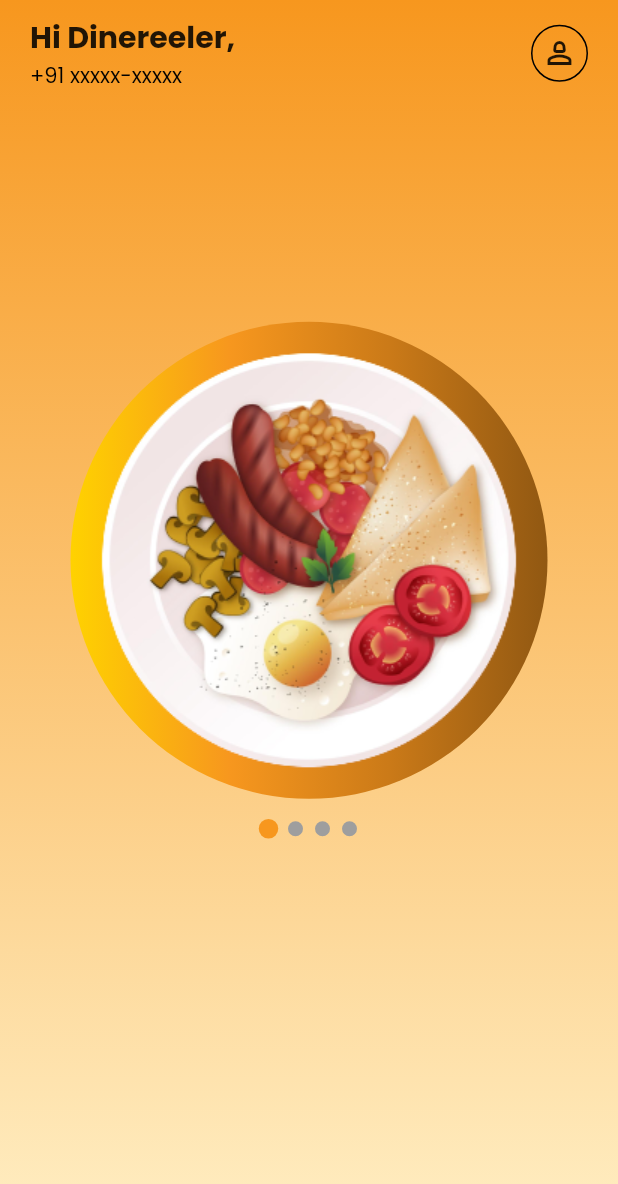
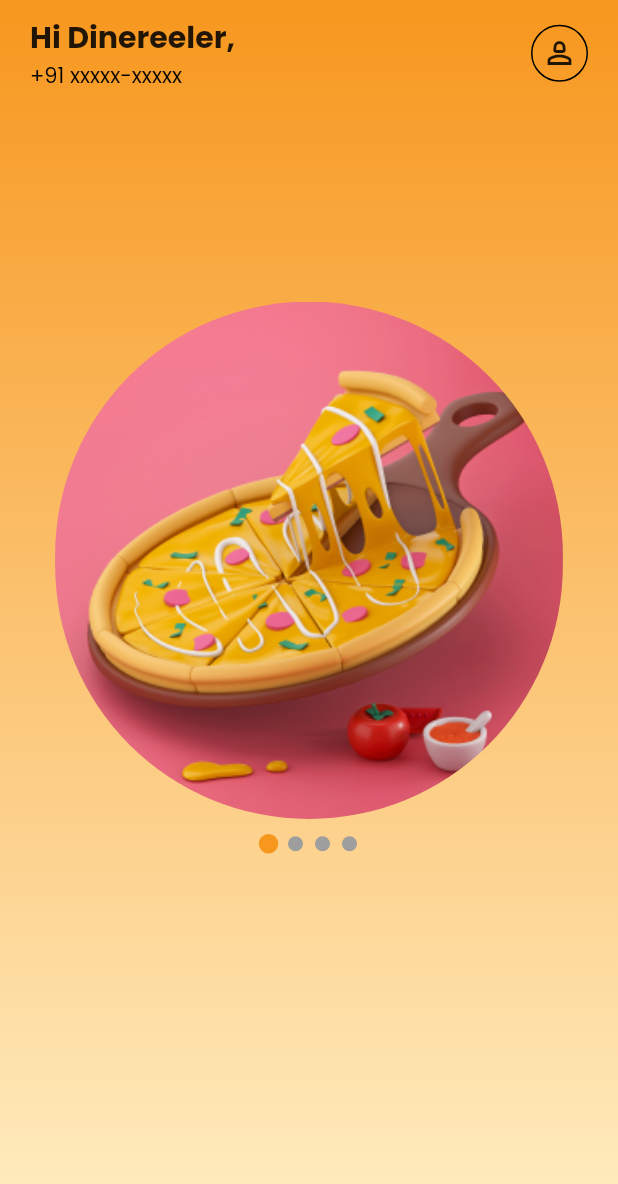
Before and after one commit to radutta/DineReelMobileApp, a Flutter app: the HomePage screen opened directly, on a phone screen of 412 x 824 dp. Shown: the top 1184 px of the screen. Run offline on Flutter 3.47's test engine with Material 2 defaults, Android fonts, the phone set to English and light mode, and no system bars; drawn by our look-alikes of carousel_slider, smooth_page_indicator; our stand-ins replace bloc, easy_localization, flutter_bloc, flutter_svg, google_fonts, intl_phone_field and 2 more; missing offline and left inert: qr_code_scanner; network calls fail.

Commit message:
fixing the home bottomnavigation bar

```diff
--- a/lib/src/features/auth/screens/home_page.dart
+++ b/lib/src/features/auth/screens/home_page.dart
@@ -1,8 +1,52 @@
 import 'package:carousel_slider/carousel_slider.dart';
+import 'package:dinereel/src/features/menu/screens/menu_page.dart';
+import 'package:dinereel/src/features/menu/screens/qr_scan_page.dart';
 import 'package:dinereel/src/themes/colors.dart';
 import 'package:easy_localization/easy_localization.dart';
 import 'package:flutter/material.dart';
+import 'package:flutter_bloc/flutter_bloc.dart';
 import 'package:smooth_page_indicator/smooth_page_indicator.dart';
+
+import '../../../common_widgets/bottom_navigation_bar.dart';
+import '../../../cubit/cubit/navigationcontroller_cubit.dart';
+import '../../../routing/routing_function.dart';
+
+class Home extends StatefulWidget {
+  const Home({super.key});
+
+  @override
+  State<Home> createState() => _HomeState();
+}
+
+class _HomeState extends State<Home> {
+  List<Widget> screens = [const HomePage(), const BlogPage()];
+  int currentindex = 0;
+  @override
+  Widget build(BuildContext context) {
+    return Scaffold(
+      extendBody: true,
+      body: screens[context.watch<NavigationcontrollerCubit>().state],
+      floatingActionButton: GestureDetector(
+          onTap: () {
+            Navigator.of(context)
+                .push(Routes().createRoute(const QrScanPage()));
+          },
+          child: Container(
+              height: 80,
+              width: 80,
+              decoration: BoxDecoration(
+                  color: AppColors.black,
+                  borderRadius: BorderRadius.circular(100)),
+              child: Image.asset('assets/auth/images/scan.png'))),
+      floatingActionButtonLocation: FloatingActionButtonLocation.centerDocked,
+      bottomNavigationBar: const BottomAppBar(
+          padding: EdgeInsets.symmetric(vertical: 10),
+          shape: CircularNotchedRectangle(),
+          notchMargin: 10,
+          child: HomeBottomNavigationBar()),
+    );
+  }
+}
 
 class HomePage extends StatefulWidget {
   const HomePage({super.key});
@@ -12,6 +56,12 @@ class HomePage extends StatefulWidget {
 }
 
 class _HomePageState extends State<HomePage> {
+  final List<String> images = [
+    'assets/auth/images/item1.png',
+    'assets/auth/images/item2.png',
+    'assets/auth/images/item3.png',
+    'assets/auth/images/item4.png',
+  ];
   late CarouselController controller;
   int activeIndex = 0;
 
@@ -36,8 +86,9 @@ class _HomePageState extends State<HomePage> {
   @override
   Widget build(BuildContext context) {
     return Scaffold(
-      backgroundColor: AppColors.prinaryGradientDeep,
+      extendBody: true,
       body: SafeArea(
+        bottom: false,
         child: Container(
           decoration: const BoxDecoration(
               gradient: LinearGradient(
@@ -79,80 +130,19 @@ class _HomePageState extends State<HomePage> {
               ),
               const SizedBox(height: 130),
               CarouselSlider(
-                items: [
-                  GestureDetector(
-                    onTap: () {},
-                    child: Center(
-                      child: Container(
-                        padding: const EdgeInsets.all(5),
-                        decoration: BoxDecoration(
-                          gradient: const LinearGradient(colors: [
-                            AppColors.prinaryGradientLight,
-                            AppColors.prinaryGradientDeep,
-                            Color.fromARGB(255, 203, 122, 24),
-                            Color.fromARGB(255, 145, 88, 18),
-                          ]),
-                          borderRadius: BorderRadius.circular(300),
-                        ),
-                        child: Image.asset('assets/auth/images/home_bg.png'),
+                items: images
+                    .map(
+                      (e) => GestureDetector(
+                        onTap: () {},
+                        child: ClipRRect(
+                            borderRadius: BorderRadius.circular(200),
+                            child: Image.asset(
+                              e,
+                              fit: BoxFit.cover,
+                            )),
                       ),
-                    ),
-                  ),
-                  GestureDetector(
-                    onTap: () {},
-                    child: Center(
-                      child: Container(
-                        padding: const EdgeInsets.all(5),
-                        decoration: BoxDecoration(
-                          gradient: const LinearGradient(colors: [
-                            AppColors.prinaryGradientLight,
-                            AppColors.prinaryGradientDeep,
-                            Color.fromARGB(255, 203, 122, 24),
-                            Color.fromARGB(255, 145, 88, 18),
-                          ]),
-                          borderRadius: BorderRadius.circular(300),
-                        ),
-                        child: Image.asset('assets/auth/images/home_bg.png'),
-                      ),
-                    ),
-                  ),
-                  GestureDetector(
-                    onTap: () {},
-                    child: Center(
-                      child: Container(
-                        padding: const EdgeInsets.all(5),
-                        decoration: BoxDecoration(
-                          gradient: const LinearGradient(colors: [
-                            AppColors.prinaryGradientLight,
-                            AppColors.prinaryGradientDeep,
-                            Color.fromARGB(255, 203, 122, 24),
-                            Color.fromARGB(255, 145, 88, 18),
-                          ]),
-                          borderRadius: BorderRadius.circular(300),
-                        ),
-                        child: Image.asset('assets/auth/images/home_bg.png'),
-                      ),
-                    ),
-                  ),
-                  GestureDetector(
-                    onTap: () {},
-                    child: Center(
-                      child: Container(
-                        padding: const EdgeInsets.all(5),
-                        decoration: BoxDecoration(
-                          gradient: const LinearGradient(colors: [
-                            AppColors.prinaryGradientLight,
-                            AppColors.prinaryGradientDeep,
-                            Color.fromARGB(255, 203, 122, 24),
-                            Color.fromARGB(255, 145, 88, 18),
-                          ]),
-                          borderRadius: BorderRadius.circular(300),
-                        ),
-                        child: Image.asset('assets/auth/images/home_bg.png'),
-                      ),
-                    ),
-                  )
-                ],
+                    )
+                    .toList(),
                 options: CarouselOptions(
                   height: 345,
                   enlargeCenterPage: true,
@@ -166,6 +156,7 @@ class _HomePageState extends State<HomePage> {
                       setState(() => activeIndex = index),
                 ),
               ),
+              const SizedBox(height: 10),
               buildIndicator(),
             ],
           ),
```
Also changed, not shown: lib/src/common_widgets/bottom_navigation_bar.dart (+59 -0 lines), lib/src/features/menu/screens/qr_scan_page.dart (+2 -5 lines), assets/auth/images/scan.png (added).
